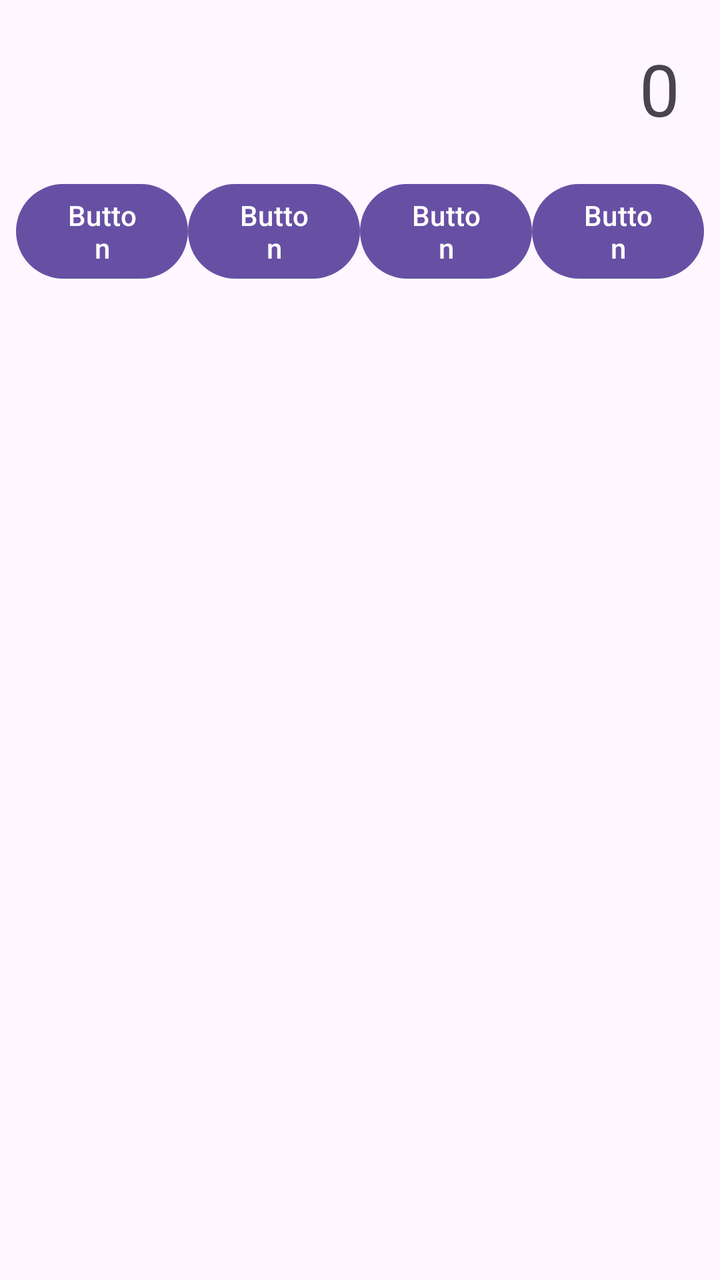
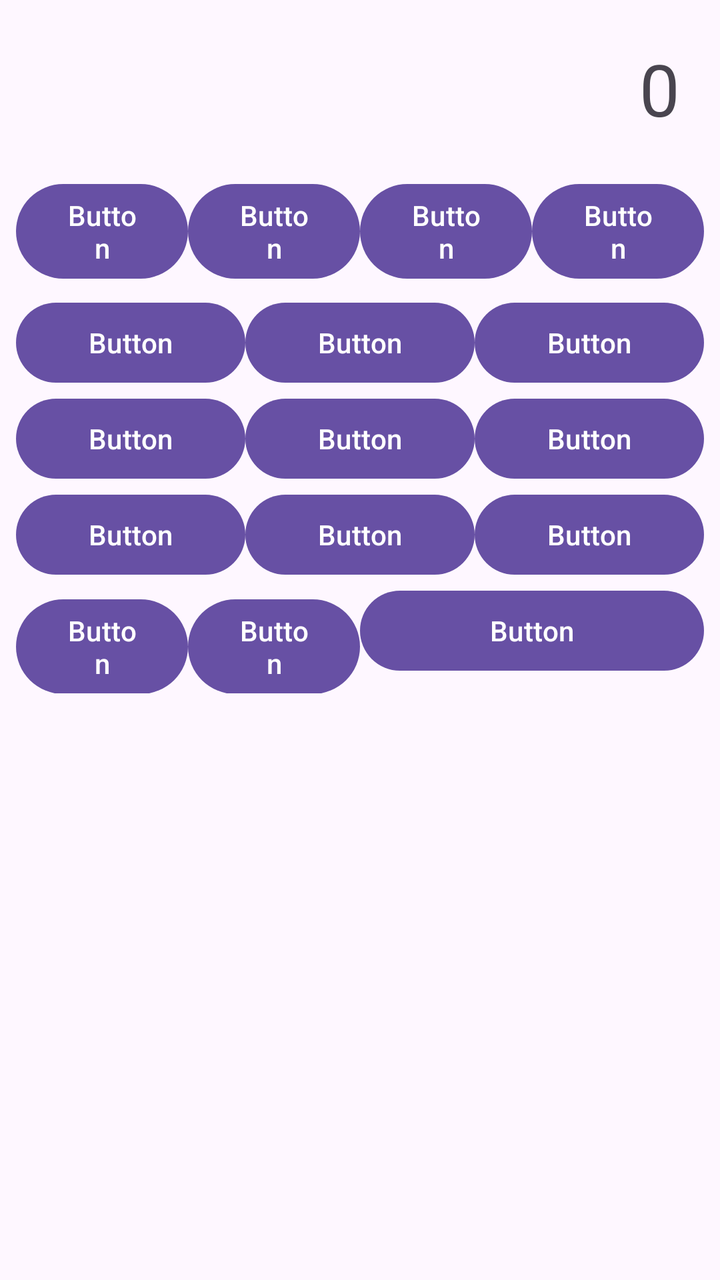

Screens rendered from an Android XML layout before and after an edit, with the pre-edit source and the edit as a unified diff.
<!-- AndroidManifest.xml: application theme Theme.Zad2 -->
<!-- res/layout/activity_main.xml -->
<?xml version="1.0" encoding="utf-8"?>
<LinearLayout xmlns:android="http://schemas.android.com/apk/res/android"
    xmlns:tools="http://schemas.android.com/tools"
    android:id="@+id/main"
    android:layout_width="match_parent"
    android:layout_height="match_parent"
    android:orientation="vertical"
    android:padding="8dp"
    tools:context=".MainActivity">

    <TextView
        android:id="@+id/tvDisplay"
        android:layout_width="match_parent"
        android:layout_height="80dp"
        android:gravity="end"
        android:padding="12dp"
        android:text="0"
        android:textSize="36sp" />

    <LinearLayout
        android:id="@+id/layout"
        android:layout_width="match_parent"
        android:layout_height="155dp"
        android:orientation="horizontal" >

        <Button
            android:id="@+id/button9"
            android:layout_width="0dp"
            android:layout_height="wrap_content"
            android:layout_weight="1"
            android:text="Button" />

        <Button
            android:id="@+id/button10"
            android:layout_width="0dp"
            android:layout_height="wrap_content"
            android:layout_weight="1"
            android:text="Button" />

        <Button
            android:id="@+id/button11"
            android:layout_width="0dp"
            android:layout_height="wrap_content"
            android:layout_weight="1"
            android:text="Button" />

        <Button
            android:id="@+id/button12"
            android:layout_width="0dp"
            android:layout_height="wrap_content"
            android:layout_weight="1"
            android:text="Button" />
    </LinearLayout>

</LinearLayout>
<!-- resources referenced by this layout -->
<resources>
  <style name="Theme.Zad2" parent="Base.Theme.Zad2" />
  <style name="Base.Theme.Zad2" parent="Theme.Material3.DayNight.NoActionBar">
          
          
      </style>
</resources>

<!-- the commit's change to res/layout/activity_main.xml (unified diff, before → after) -->
@@ -20,8 +20,8 @@
     <LinearLayout
         android:id="@+id/layout"
         android:layout_width="match_parent"
-        android:layout_height="155dp"
-        android:orientation="horizontal" >
+        android:layout_height="wrap_content"
+        android:orientation="horizontal">
 
         <Button
             android:id="@+id/button9"
@@ -52,4 +52,113 @@
             android:text="Button" />
     </LinearLayout>
 
+    <LinearLayout
+        android:layout_width="match_parent"
+        android:layout_height="wrap_content"
+        android:layout_marginTop="4dp"
+        android:orientation="horizontal">
+
+        <Button
+            android:id="@+id/button13"
+            android:layout_width="0dp"
+            android:layout_height="wrap_content"
+            android:layout_weight="1"
+            android:text="Button" />
+
+        <Button
+            android:id="@+id/button14"
+            android:layout_width="-dp"
+            android:layout_height="wrap_content"
+            android:layout_weight="1"
+            android:text="Button" />
+
+        <Button
+            android:id="@+id/button15"
+            android:layout_width="0dp"
+            android:layout_height="wrap_content"
+            android:layout_weight="1"
+            android:text="Button" />
+    </LinearLayout>
+
+    <LinearLayout
+        android:layout_width="match_parent"
+        android:layout_height="wrap_content"
+        android:orientation="horizontal">
+
+        <Button
+            android:id="@+id/button16"
+            android:layout_width="0dp"
+            android:layout_height="wrap_content"
+            android:layout_weight="1"
+            android:text="Button" />
+
+        <Button
+            android:id="@+id/button17"
+            android:layout_width="0dp"
+            android:layout_height="wrap_content"
+            android:layout_weight="1"
+            android:text="Button" />
+
+        <Button
+            android:id="@+id/button18"
+            android:layout_width="0dp"
+            android:layout_height="wrap_content"
+            android:layout_weight="1"
+            android:text="Button" />
+    </LinearLayout>
+
+    <LinearLayout
+        android:layout_width="match_parent"
+        android:layout_height="wrap_content"
+        android:orientation="horizontal">
+
+        <Button
+            android:id="@+id/button19"
+            android:layout_width="0dp"
+            android:layout_height="wrap_content"
+            android:layout_weight="1"
+            android:text="Button" />
+
+        <Button
+            android:id="@+id/button20"
+            android:layout_width="0dp"
+            android:layout_height="wrap_content"
+            android:layout_weight="1"
+            android:text="Button" />
+
+        <Button
+            android:id="@+id/button21"
+            android:layout_width="0dp"
+            android:layout_height="wrap_content"
+            android:layout_weight="1"
+            android:text="Button" />
+    </LinearLayout>
+
+    <LinearLayout
+        android:layout_width="match_parent"
+        android:layout_height="wrap_content"
+        android:orientation="horizontal">
+
+        <Button
+            android:id="@+id/button22"
+            android:layout_width="0dp"
+            android:layout_height="wrap_content"
+            android:layout_weight="1"
+            android:text="Button" />
+
+        <Button
+            android:id="@+id/button23"
+            android:layout_width="0dp"
+            android:layout_height="wrap_content"
+            android:layout_weight="1"
+            android:text="Button" />
+
+        <Button
+            android:id="@+id/button24"
+            android:layout_width="0dp"
+            android:layout_height="wrap_content"
+            android:layout_weight="2"
+            android:text="Button" />
+    </LinearLayout>
+
 </LinearLayout>
